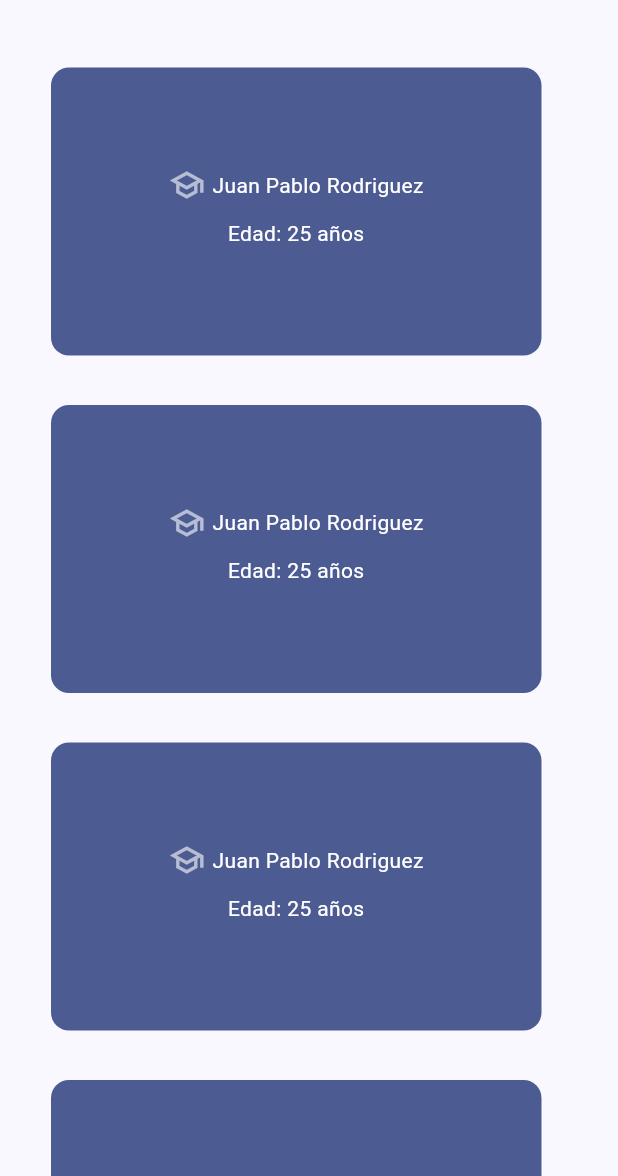
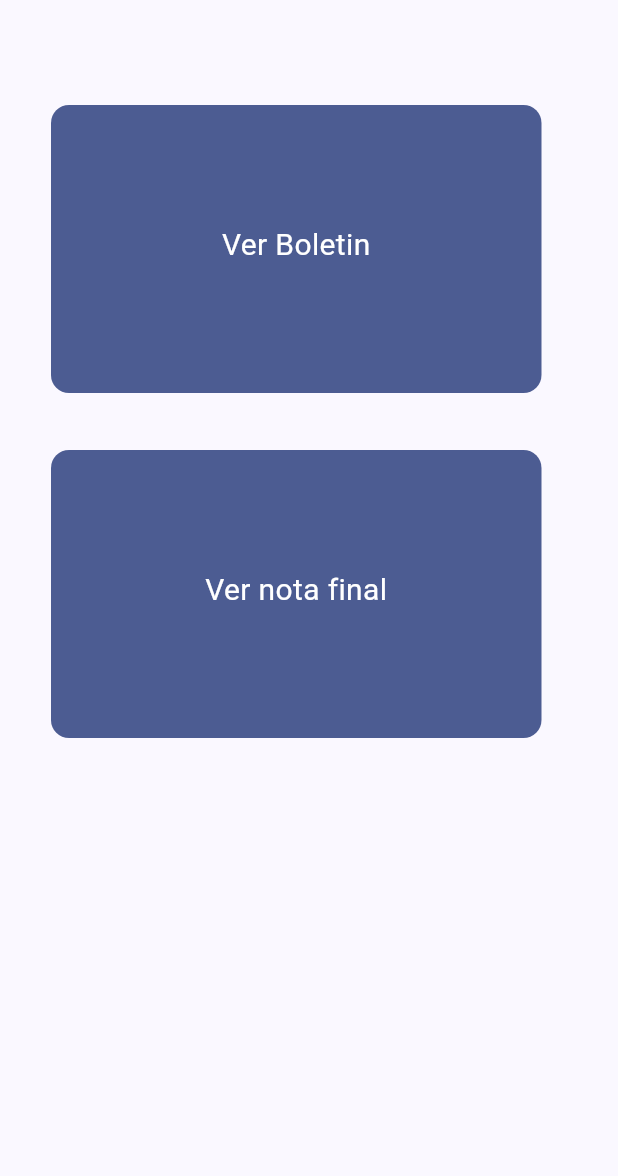
Before and after one commit to Juan-Papi/school-app, a Flutter app: the TipoNotaScreen screen opened by its route, on a phone screen of 412 x 824 dp, the part 60-1236 px from its top. Run offline on Flutter 3.47's test engine with Material 3 defaults, Android fonts, the phone set to English and light mode, and no system bars; our stand-ins replace flutter_dotenv, flutter_riverpod, go_router.

Commit message:
avance hasta pantalla tipo nota

```diff
--- a/lib/features/tutor/presentation/screen/tipo_nota_creen.dart
+++ b/lib/features/tutor/presentation/screen/tipo_nota_creen.dart
@@ -9,6 +9,6 @@ class TipoNotaScreen extends StatelessWidget {
   @override
   Widget build(BuildContext context) {
     return Scaffold(
-        appBar: AppBar(title: const CustomAppbar()), body: TipoNotaView());
+        appBar: AppBar(title: const CustomAppbar()), body: TipoNotaView(estudiante: 'hola',));
   }
 }
--- a/lib/features/tutor/presentation/views/estudiante/tipo_nota_view.dart
+++ b/lib/features/tutor/presentation/views/estudiante/tipo_nota_view.dart
@@ -1,32 +1,85 @@
 import 'package:flutter/material.dart';
+import 'package:go_router/go_router.dart';
 import 'package:school_app/features/tutor/presentation/widgets/card.dart';
 
 class TipoNotaView extends StatelessWidget {
-  TipoNotaView({super.key});
+  final estudiante;
+  TipoNotaView({super.key, required this.estudiante});
 
   final cards = <Map<String, dynamic>>[
-    {'elevation': 0.0, 'label': 'Elevation 0'},
-    {'elevation': 1.0, 'label': 'Elevation 1'},
-    {'elevation': 2.0, 'label': 'Elevation 2'},
-    {'elevation': 3.0, 'label': 'Elevation 3'},
-    {'elevation': 4.0, 'label': 'Elevation 4'},
-    {'elevation': 5.0, 'label': 'Elevation 5'},
+    {'elevation': 'Prueba 1', 'label': 'Elevation 0'},
+    {'elevation': 'Prueba 2', 'label': 'Elevation 1'},
+    {'elevation': 'Prueba 3', 'label': 'Elevation 2'},
+    {'elevation': 'Prueba 4', 'label': 'Elevation 3'},
+    {'elevation': 'Prueba 5', 'label': 'Elevation 4'},
+    {'elevation': 'Prueba 6', 'label': 'Elevation 5'},
   ];
 
   @override
   Widget build(BuildContext context) {
+    final colors = Theme.of(context).colorScheme;
     return SingleChildScrollView(
       child: Column(children: [
         const SizedBox(
-          height: 10,
+          height: 50,
         ),
-        ...cards.map(
-          (card) => Padding(
-            padding: const EdgeInsets.fromLTRB(30.0, 15.0, 0.0, 10.0),
-            child:
-                CardType3(elevation: card['elevation'], label: card['label']),
+        Padding(
+          padding: const EdgeInsets.fromLTRB(30.0, 0.0, 0.0, 0.0),
+          child: SizedBox(
+            height: 200,
+            width: 335,
+            child: GestureDetector(
+              onTap: () {
+                context.push('/login');
+              },
+              child: Card(
+                color: colors.primary,
+                elevation: 0.0,
+                child: const Padding(
+                  padding: EdgeInsets.fromLTRB(10, 5, 10, 10),
+                  child: Column(
+                    mainAxisAlignment: MainAxisAlignment.center,
+                    children: [
+                      Text('Ver Boletin',
+                          textAlign: TextAlign.center,
+                          style: TextStyle(color: Colors.white, fontSize: 20)), //
+                    ],
+                  ),
+                ),
+              ),
+            ),
           ),
         ),
+        const SizedBox(
+          height: 30,
+        ),
+        Padding(
+          padding: const EdgeInsets.fromLTRB(30.0, 0.0, 0.0, 0.0),
+          child: SizedBox(
+            height: 200,
+            width: 335,
+            child: GestureDetector(
+              onTap: () {
+                context.push('/login');
+              },
+              child: Card(
+                color: colors.primary,
+                elevation: 0.0,
+                child: const Padding(
+                  padding: EdgeInsets.fromLTRB(10, 5, 10, 10),
+                  child: Column(
+                    mainAxisAlignment: MainAxisAlignment.center,
+                    children: [
+                      Text('Ver nota final',
+                          textAlign: TextAlign.center,
+                          style: TextStyle(color: Colors.white, fontSize: 20)), //
+                    ],
+                  ),
+                ),
+              ),
+            ),
+          ),
+        )
       ]),
     );
   }
--- a/lib/features/tutor/presentation/widgets/card.dart
+++ b/lib/features/tutor/presentation/widgets/card.dart
@@ -2,10 +2,11 @@ import 'package:flutter/material.dart';
 import 'package:go_router/go_router.dart';
 
 class CardType3 extends StatelessWidget {
-  final String label;
-  final double elevation;
+  final String? nombre;
+  final String? edad;
+  final String? tipoNota;
 
-  const CardType3({super.key, required this.label, required this.elevation});
+  const CardType3({super.key, this.nombre, this.edad, this.tipoNota});
 
   @override
   Widget build(BuildContext context) {
@@ -21,33 +22,45 @@ class CardType3 extends StatelessWidget {
         child: Card(
           color: colors.primary,
           elevation: 0.0,
-          child: const Padding(
-            padding: EdgeInsets.fromLTRB(10, 5, 10, 10),
+          child: Padding(
+            padding: const EdgeInsets.fromLTRB(10, 5, 10, 10),
             child: Column(
               mainAxisAlignment: MainAxisAlignment.center,
               children: [
+                if (nombre != null) ...[
                   Row(
                     mainAxisAlignment: MainAxisAlignment.center,
                     children: [
-                    Icon(
+                      const Icon(
                         Icons.school_outlined,
                         color: Colors.white60,
                       ),
-                    SizedBox(
+                      const SizedBox(
                         width: 5,
                       ),
                       Text(
-                      'Juan Pablo Rodriguez',
+                        '$nombre',
                         textAlign: TextAlign.center,
-                      style: TextStyle(color: Colors.white),
+                        style: const TextStyle(color: Colors.white),
                       ),
                     ],
                   ),
-                SizedBox(height: 10), // Espacio entre textos
-                Text('Edad: 25 años',
+                  const SizedBox(height: 10),
+                ], // Espacio entre textos
+
+                if (edad != null) ...[
+                  Text('$edad años',
                       textAlign: TextAlign.center,
-                    style: TextStyle(
+                      style: const TextStyle(
                           color: Colors.white)), // Label que viene del map
+                ],
+
+                if (tipoNota != null) ...[
+                  Text('$tipoNota',
+                      textAlign: TextAlign.center,
+                      style: const TextStyle(
+                          color: Colors.white)), // Label que viene del map
+                ]
               ],
             ),
           ),
```
Also changed, not shown: lib/features/tutor/presentation/views/estudiante/home_view.dart (+7 -8 lines). Lines whose indentation alone changed are shown as unchanged.
